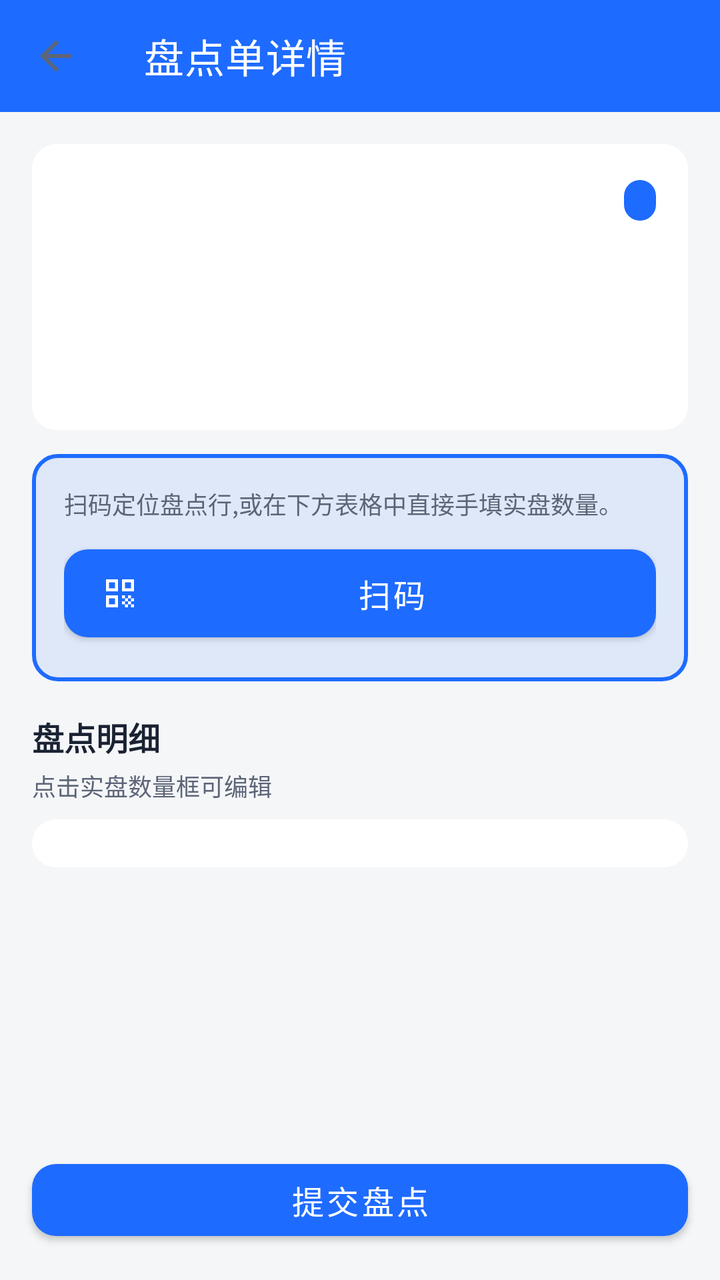
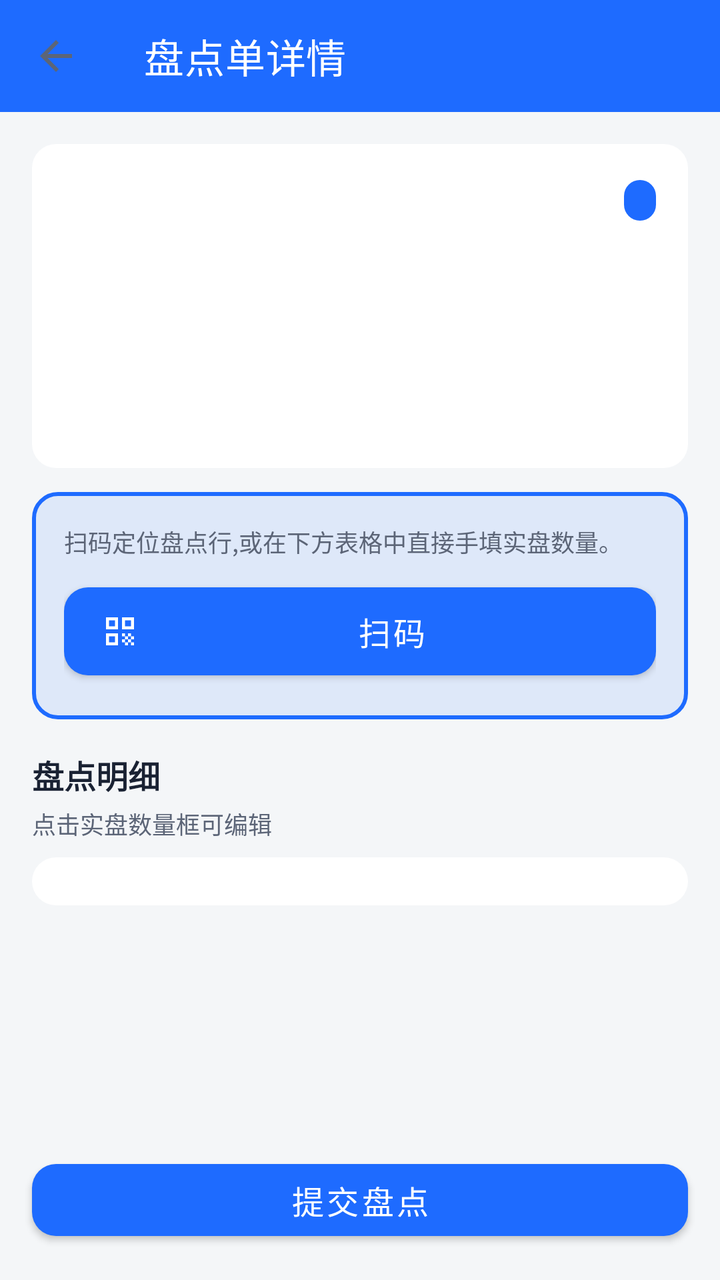

Screens rendered from an Android XML layout before and after an edit, with the pre-edit source and the edit as a unified diff.
<!-- AndroidManifest.xml: application theme Theme.SimpleWmsPda -->
<!-- res/layout/activity_stocktake_detail.xml -->
<?xml version="1.0" encoding="utf-8"?>
<LinearLayout xmlns:android="http://schemas.android.com/apk/res/android"
    xmlns:app="http://schemas.android.com/apk/res-auto"
    android:layout_width="match_parent"
    android:layout_height="match_parent"
    android:orientation="vertical"
    android:background="@color/bg_page">

    <com.google.android.material.appbar.MaterialToolbar
        android:id="@+id/toolbar"
        android:layout_width="match_parent"
        android:layout_height="?attr/actionBarSize"
        android:background="@color/primary"
        app:title="@string/stocktake_detail_title"
        app:titleTextColor="@color/on_primary"
        app:navigationIcon="?attr/homeAsUpIndicator" />

    <ScrollView
        android:layout_width="match_parent"
        android:layout_height="0dp"
        android:layout_weight="1">

        <LinearLayout
            android:layout_width="match_parent"
            android:layout_height="wrap_content"
            android:orientation="vertical"
            android:padding="@dimen/space_lg">

            
            <LinearLayout
                style="@style/Card.SimpleWMS"
                android:layout_width="match_parent"
                android:layout_height="wrap_content"
                android:orientation="vertical">

                <LinearLayout
                    android:layout_width="match_parent"
                    android:layout_height="wrap_content"
                    android:orientation="horizontal"
                    android:gravity="center_vertical">

                    <TextView
                        android:id="@+id/tv_id"
                        android:layout_width="0dp"
                        android:layout_height="wrap_content"
                        android:layout_weight="1"
                        android:textColor="@color/text_primary"
                        android:textSize="@dimen/text_title"
                        android:textStyle="bold" />

                    <TextView
                        android:id="@+id/tv_status"
                        android:layout_width="wrap_content"
                        android:layout_height="wrap_content"
                        style="@style/Status.Pill" />
                </LinearLayout>

                <TextView
                    android:id="@+id/tv_warehouse"
                    android:layout_width="wrap_content"
                    android:layout_height="wrap_content"
                    android:layout_marginTop="@dimen/space_sm"
                    style="@style/Text.Body" />

                <TextView
                    android:id="@+id/tv_mode"
                    android:layout_width="wrap_content"
                    android:layout_height="wrap_content"
                    style="@style/Text.Body" />

                <TextView
                    android:id="@+id/tv_created"
                    android:layout_width="wrap_content"
                    android:layout_height="wrap_content"
                    style="@style/Text.Caption"
                    android:layout_marginTop="@dimen/space_xs" />

                <TextView
                    android:id="@+id/tv_progress"
                    android:layout_width="wrap_content"
                    android:layout_height="wrap_content"
                    style="@style/Text.Caption"
                    android:layout_marginTop="@dimen/space_xs"
                    android:textColor="@color/primary" />
            </LinearLayout>

            
            <LinearLayout
                android:layout_width="match_parent"
                android:layout_height="wrap_content"
                android:orientation="vertical"
                android:padding="@dimen/space_lg"
                android:layout_marginTop="@dimen/space_md"
                android:background="@drawable/bg_scan_frame">

                <TextView
                    android:layout_width="wrap_content"
                    android:layout_height="wrap_content"
                    android:text="@string/stocktake_scan_hint"
                    style="@style/Text.Caption" />

                <com.google.android.material.button.MaterialButton
                    android:id="@+id/btn_scan"
                    android:layout_width="match_parent"
                    android:layout_height="56dp"
                    android:layout_marginTop="@dimen/space_sm"
                    android:text="@string/action_scan"
                    app:icon="@drawable/ic_scan" />
            </LinearLayout>

            
            <TextView
                android:layout_width="wrap_content"
                android:layout_height="wrap_content"
                android:layout_marginTop="@dimen/space_lg"
                android:text="@string/section_lines_stocktake"
                style="@style/Text.Subtitle" />

            <TextView
                android:id="@+id/tv_lines_hint"
                android:layout_width="wrap_content"
                android:layout_height="wrap_content"
                android:layout_marginTop="@dimen/space_xs"
                android:text="@string/lines_summary_stocktake_fmt"
                style="@style/Text.Caption" />

            <LinearLayout
                android:id="@+id/ll_lines"
                android:layout_width="match_parent"
                android:layout_height="wrap_content"
                android:orientation="vertical"
                android:background="@drawable/bg_card"
                android:padding="@dimen/space_md"
                android:layout_marginTop="@dimen/space_sm" />
        </LinearLayout>
    </ScrollView>

    <com.google.android.material.button.MaterialButton
        android:id="@+id/btn_submit"
        android:layout_width="match_parent"
        android:layout_height="wrap_content"
        android:layout_margin="@dimen/space_lg"
        android:text="@string/btn_complete_stocktake" />
</LinearLayout>
<!-- resources referenced by this layout -->
<resources>
  <color name="bg_page">#F4F6F8</color>
  <color name="on_primary">#FFFFFF</color>
  <color name="primary">#1E6BFF</color>
  <color name="text_primary">#1A2233</color>
  <dimen name="space_lg">16dp</dimen>
  <dimen name="space_md">12dp</dimen>
  <dimen name="space_sm">8dp</dimen>
  <dimen name="space_xs">4dp</dimen>
  <dimen name="text_title">18sp</dimen>
  <!-- drawable bg_card (drawable) -->
  <?xml version="1.0" encoding="utf-8"?>
  <shape xmlns:android="http://schemas.android.com/apk/res/android" android:shape="rectangle">
      <solid android:color="@color/bg_card" />
      <corners android:radius="@dimen/card_corner" />
  </shape>
  <!-- drawable bg_scan_frame (drawable) -->
  <?xml version="1.0" encoding="utf-8"?>
  <shape xmlns:android="http://schemas.android.com/apk/res/android" android:shape="rectangle">
      <solid android:color="#1A1E6BFF" />
      <stroke android:width="2dp" android:color="@color/primary" />
      <corners android:radius="12dp" />
  </shape>
  <string name="action_scan">扫码</string>
  <string name="btn_complete_stocktake">提交盘点</string>
  <string name="lines_summary_stocktake_fmt">点击实盘数量框可编辑</string>
  <string name="section_lines_stocktake">盘点明细</string>
  <string name="stocktake_detail_title">盘点单详情</string>
  <string name="stocktake_scan_hint">扫码定位盘点行,或在下方表格中直接手填实盘数量。</string>
  <style name="Card.SimpleWMS">
          <item name="android:background">@drawable/bg_card</item>
          <item name="android:padding">@dimen/space_lg</item>
      </style>
  <style name="Status.Pill">
          <item name="android:textSize">@dimen/text_caption</item>
          <item name="android:textColor">@color/on_primary</item>
          <item name="android:background">@drawable/bg_pill</item>
          <item name="android:paddingStart">@dimen/space_sm</item>
          <item name="android:paddingEnd">@dimen/space_sm</item>
          <item name="android:paddingTop">2dp</item>
          <item name="android:paddingBottom">2dp</item>
      </style>
  <style name="Text.Body">
          <item name="android:textSize">@dimen/text_body</item>
          <item name="android:textColor">@color/text_primary</item>
      </style>
  <style name="Text.Caption">
          <item name="android:textSize">@dimen/text_caption</item>
          <item name="android:textColor">@color/text_secondary</item>
      </style>
  <style name="Text.Subtitle">
          <item name="android:textSize">@dimen/text_subtitle</item>
          <item name="android:textColor">@color/text_primary</item>
          <item name="android:textStyle">bold</item>
      </style>
  <style name="Theme.SimpleWmsPda" parent="Theme.SimpleWMS" />
  <color name="bg_card">#FFFFFF</color>
  <dimen name="card_corner">12dp</dimen>
  <dimen name="text_caption">12sp</dimen>
  <!-- drawable bg_pill (drawable) -->
  <?xml version="1.0" encoding="utf-8"?>
  <shape xmlns:android="http://schemas.android.com/apk/res/android" android:shape="rectangle">
      <solid android:color="@color/primary" />
      <corners android:radius="100dp" />
  </shape>
  <dimen name="text_body">14sp</dimen>
  <color name="text_secondary">#5C6577</color>
  <dimen name="text_subtitle">16sp</dimen>
  <color name="primary_dark">#0E4CCB</color>
  <color name="accent">#00B894</color>
  <style name="Widget.SimpleWMS.Button" parent="Widget.MaterialComponents.Button">
          <item name="cornerRadius">@dimen/card_corner</item>
          <item name="android:minHeight">@dimen/touch_min</item>
          <item name="android:textSize">@dimen/text_subtitle</item>
      </style>
  <dimen name="touch_min">48dp</dimen>
  <!-- unchanged entries left out for length: 2 -->
</resources>

<!-- the commit's change to res/layout/activity_stocktake_detail.xml (unified diff, before → after) -->
@@ -64,6 +64,12 @@
 
                 <TextView
                     android:id="@+id/tv_mode"
+                    android:layout_width="wrap_content"
+                    android:layout_height="wrap_content"
+                    style="@style/Text.Body" />
+
+                <TextView
+                    android:id="@+id/tv_operator"
                     android:layout_width="wrap_content"
                     android:layout_height="wrap_content"
                     style="@style/Text.Body" />
